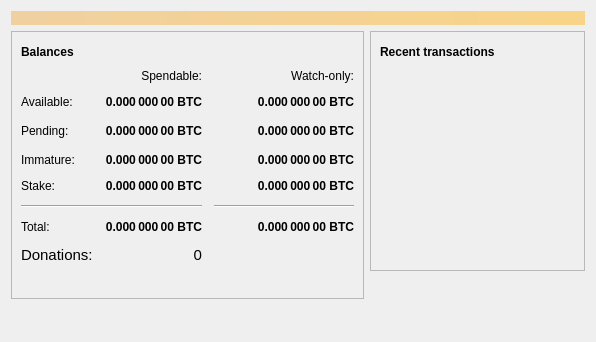
First picture: the form in src/qt/forms/overviewpage.ui, repository CoinBlack/blackcoin-more, before the edit.
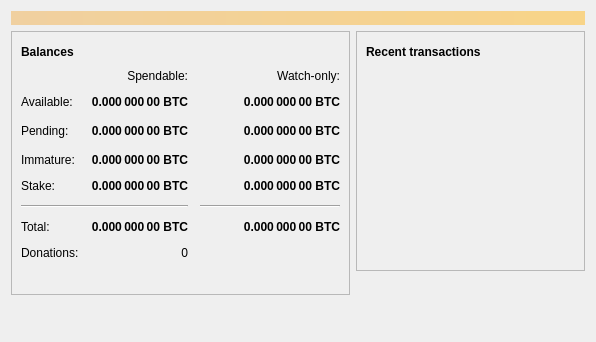
Second picture: the form after the edit. Icons and pictures are not drawn.

Commit message: Do not use smaller font for donations info in GUI

```diff
--- a/src/qt/forms/overviewpage.ui
+++ b/src/qt/forms/overviewpage.ui
@@ -319,11 +319,6 @@
             </item>
             <item row="7" column="0">
              <widget class="QLabel" name="labelDonationsText">
-              <property name="font">
-               <font>
-                <pointsize>11</pointsize>
-               </font>
-              </property>
               <property name="text">
                <string>Donations:</string>
               </property>
@@ -331,11 +326,6 @@
             </item>
             <item row="7" column="1">
              <widget class="QLabel" name="labelDonations">
-              <property name="font">
-               <font>
-                <pointsize>11</pointsize>
-               </font>
-              </property>
               <property name="cursor">
                <cursorShape>IBeamCursor</cursorShape>
               </property>
```
